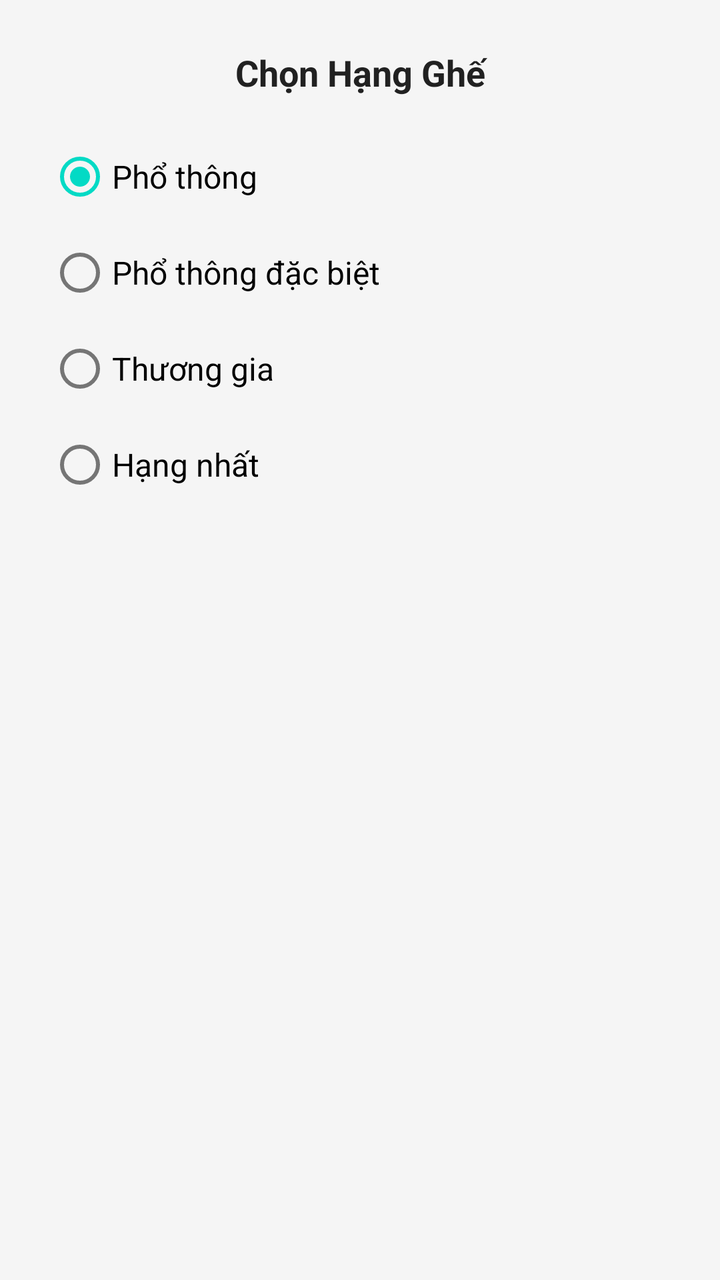
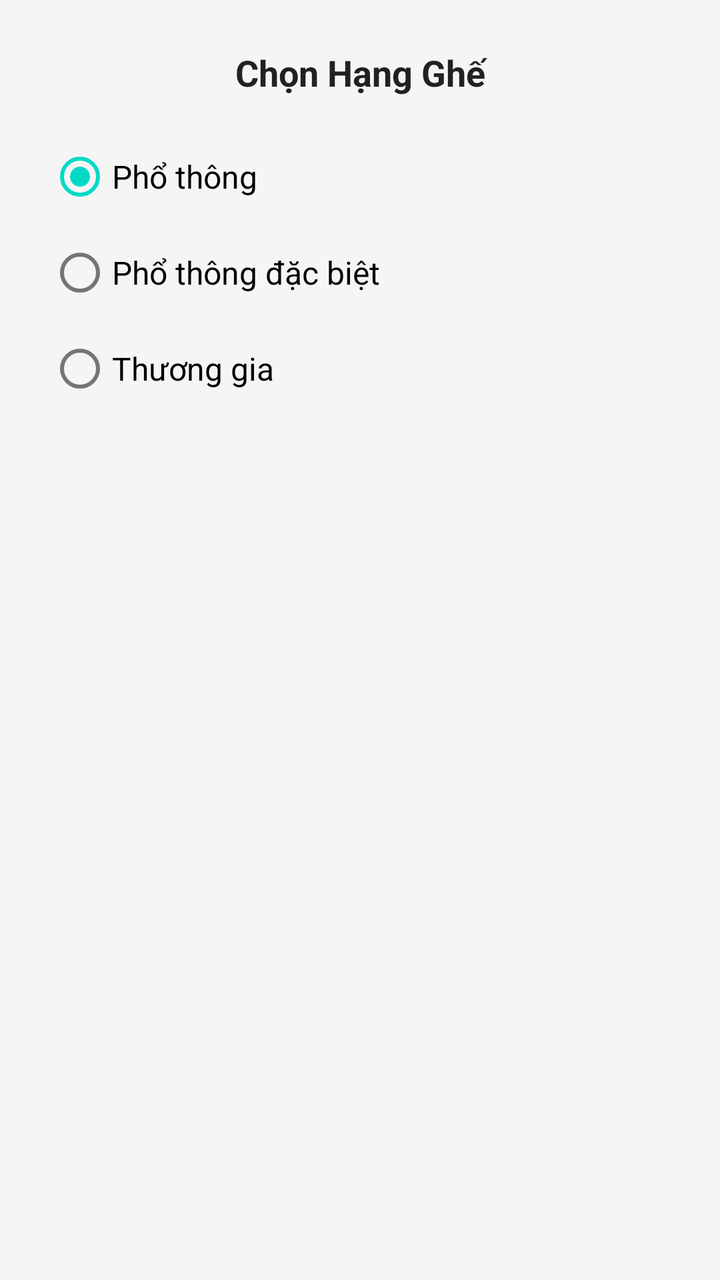

Screens rendered from an Android XML layout before and after an edit, with the pre-edit source and the edit as a unified diff.
<!-- AndroidManifest.xml: application theme Theme.FlightBookingApp -->
<!-- res/layout/layout_bottom_sheet_class.xml -->
<?xml version="1.0" encoding="utf-8"?>
<LinearLayout xmlns:android="http://schemas.android.com/apk/res/android"
    android:layout_width="match_parent"
    android:layout_height="wrap_content"
    android:background="@color/bg_light_gray"
    android:orientation="vertical"
    android:padding="24dp">

    <TextView
        android:layout_width="match_parent"
        android:layout_height="wrap_content"
        android:text="Chọn Hạng Ghế"
        android:textSize="18sp"
        android:textStyle="bold"
        android:textColor="#212121"
        android:layout_marginBottom="16dp"
        android:gravity="center"/>

    <RadioGroup
        android:id="@+id/rg_seat_class"
        android:layout_width="match_parent"
        android:layout_height="wrap_content"
        android:orientation="vertical">

        <RadioButton
            android:id="@+id/rb_economy"
            android:layout_width="match_parent"
            android:layout_height="wrap_content"
            android:text="Phổ thông"
            android:textSize="16sp"
            android:paddingVertical="12dp"
            android:checked="true"/>

        <RadioButton
            android:id="@+id/rb_premium_economy"
            android:layout_width="match_parent"
            android:layout_height="wrap_content"
            android:text="Phổ thông đặc biệt"
            android:textSize="16sp"
            android:paddingVertical="12dp"/>

        <RadioButton
            android:id="@+id/rb_business"
            android:layout_width="match_parent"
            android:layout_height="wrap_content"
            android:text="Thương gia"
            android:textSize="16sp"
            android:paddingVertical="12dp"/>

        <RadioButton
            android:id="@+id/rb_first_class"
            android:layout_width="match_parent"
            android:layout_height="wrap_content"
            android:text="Hạng nhất"
            android:textSize="16sp"
            android:paddingVertical="12dp"/>
    </RadioGroup>

</LinearLayout>
<!-- resources referenced by this layout -->
<resources>
  <color name="bg_light_gray">#F5F5F5</color>
  <style name="Theme.FlightBookingApp" parent="Theme.MaterialComponents.DayNight.NoActionBar">
          
          <item name="colorPrimary">@color/purple_500</item>
          <item name="colorPrimaryVariant">@color/purple_700</item>
          <item name="colorOnPrimary">@color/white</item>
          
          <item name="colorSecondary">@color/teal_200</item>
          <item name="colorSecondaryVariant">@color/teal_700</item>
          <item name="colorOnSecondary">@color/black</item>
          
          <item name="android:statusBarColor">?attr/colorPrimaryVariant</item>
          
      </style>
  <color name="purple_500">#FF6200EE</color>
  <color name="purple_700">#FF3700B3</color>
  <color name="white">#FFFFFFFF</color>
  <color name="teal_200">#FF03DAC5</color>
  <color name="teal_700">#FF018786</color>
  <color name="black">#FF000000</color>
</resources>

<!-- the commit's change to res/layout/layout_bottom_sheet_class.xml (unified diff, before → after) -->
@@ -47,13 +47,6 @@
             android:textSize="16sp"
             android:paddingVertical="12dp"/>
 
-        <RadioButton
-            android:id="@+id/rb_first_class"
-            android:layout_width="match_parent"
-            android:layout_height="wrap_content"
-            android:text="Hạng nhất"
-            android:textSize="16sp"
-            android:paddingVertical="12dp"/>
     </RadioGroup>
 
 </LinearLayout>
